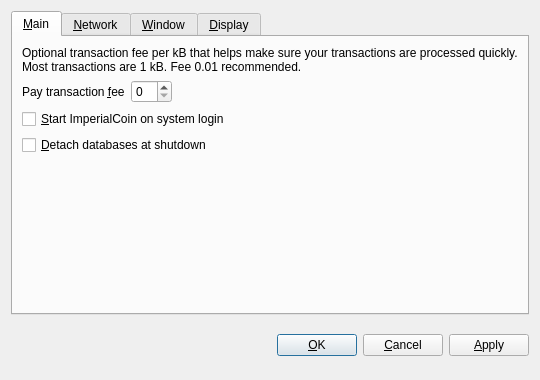
Old version of the form src/qt/forms/optionsdialog.ui in the repository AssMuffin/Skrrtcoin.
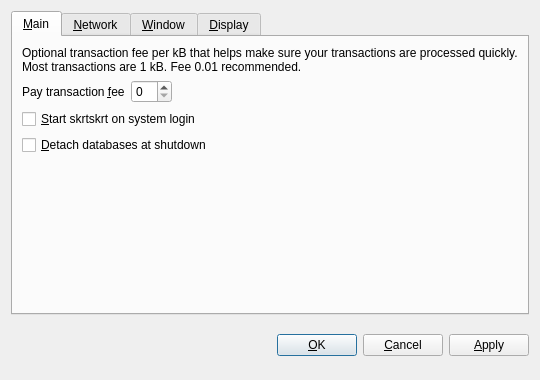
New version of the form. The open tabs and pages were chosen to show the change. Custom widgets are drawn as their Qt base class.

```diff
--- a/src/qt/forms/optionsdialog.ui
+++ b/src/qt/forms/optionsdialog.ui
@@ -82,7 +82,7 @@
           <string>Automatically start ImperialCoin after logging in to the system.</string>
          </property>
          <property name="text">
-          <string>&amp;Start ImperialCoin on system login</string>
+          <string>&amp;Start skrtskrt on system login</string>
          </property>
         </widget>
        </item>
```
Left out of the diff: 10 changed lines with no effect on the pictures.
